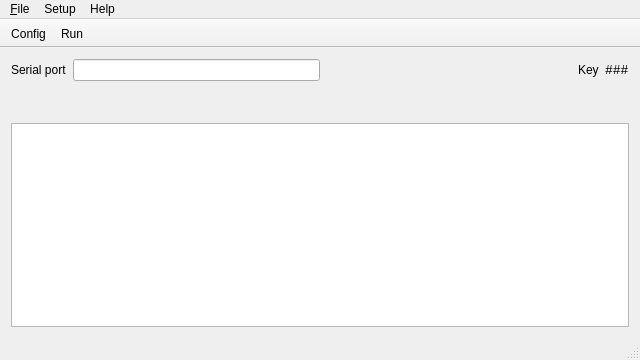
Old version of the form src/windows/mainwindow.ui in the repository sardylan/qcw.
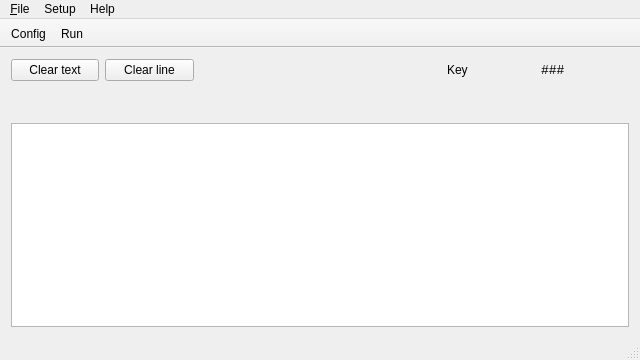
New version of the form. Icons and pictures are not drawn.

Commit message: Adding text rappresentation and clear buttons

What changed in the file:
```diff
--- a/src/windows/mainwindow.ui
+++ b/src/windows/mainwindow.ui
@@ -24,48 +24,22 @@
     <normaloff>:/icons/icon.svg</normaloff>:/icons/icon.svg</iconset>
   </property>
   <widget class="QWidget" name="centralWidget">
-   <layout class="QGridLayout" name="gridLayout" columnstretch="0,0,0,0,0">
+   <layout class="QGridLayout" name="gridLayout" columnstretch="0,0,0,0,0,0">
     <item row="0" column="0">
-     <widget class="QLabel" name="serialPortLabel">
+     <widget class="QPushButton" name="clearTextButton">
       <property name="text">
-       <string>Serial port</string>
+       <string>Clear text</string>
       </property>
      </widget>
     </item>
-    <item row="0" column="1">
-     <widget class="QLineEdit" name="serialPortText">
-      <property name="minimumSize">
-       <size>
-        <width>200</width>
-        <height>0</height>
-       </size>
-      </property>
-      <property name="readOnly">
-       <bool>true</bool>
-      </property>
-     </widget>
-    </item>
-    <item row="0" column="2">
-     <spacer name="headerHorizontalSpacer">
-      <property name="orientation">
-       <enum>Qt::Horizontal</enum>
-      </property>
-      <property name="sizeHint" stdset="0">
-       <size>
-        <width>241</width>
-        <height>20</height>
-       </size>
-      </property>
-     </spacer>
-    </item>
-    <item row="0" column="3">
+    <item row="0" column="4">
      <widget class="QLabel" name="keyLabel">
       <property name="text">
        <string>Key</string>
       </property>
      </widget>
     </item>
-    <item row="0" column="4">
+    <item row="0" column="5">
      <widget class="QLabel" name="keyStatus">
       <property name="font">
        <font>
@@ -80,7 +54,27 @@
       </property>
      </widget>
     </item>
-    <item row="1" column="0" colspan="5">
+    <item row="0" column="2" colspan="2">
+     <spacer name="headerHorizontalSpacer">
+      <property name="orientation">
+       <enum>Qt::Horizontal</enum>
+      </property>
+      <property name="sizeHint" stdset="0">
+       <size>
+        <width>241</width>
+        <height>20</height>
+       </size>
+      </property>
+     </spacer>
+    </item>
+    <item row="0" column="1">
+     <widget class="QPushButton" name="clearLineButton">
+      <property name="text">
+       <string>Clear line</string>
+      </property>
+     </widget>
+    </item>
+    <item row="1" column="0" colspan="6">
      <widget class="QStackedWidget" name="stackedWidget">
       <property name="minimumSize">
        <size>
@@ -99,8 +93,15 @@
       </property>
      </widget>
     </item>
-    <item row="2" column="0" colspan="5">
-     <widget class="QTextEdit" name="morseText"/>
+    <item row="2" column="0" colspan="6">
+     <widget class="QTextEdit" name="morseText">
+      <property name="font">
+       <font>
+        <family>Monospace</family>
+        <pointsize>9</pointsize>
+       </font>
+      </property>
+     </widget>
     </item>
    </layout>
   </widget>
```
The commit also changes 2 other files.
